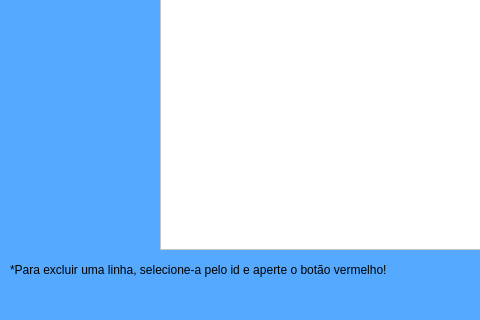
First picture: the form in ui/listagem.ui, repository TiagoTHS/Sistema-Simples-de-Cadastro, before the edit; both pictures show x 0 to 480 and y 281 to 601 of the 741 by 601 pixel window.
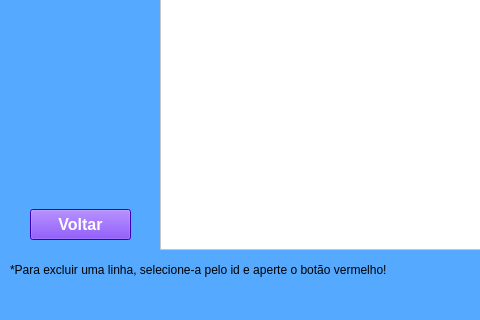
Second picture: the form after the edit.

Patch:
```diff
--- a/ui/listagem.ui
+++ b/ui/listagem.ui
@@ -166,6 +166,30 @@
      <string>*Para excluir uma linha, selecione-a pelo id e aperte o botão vermelho!</string>
     </property>
    </widget>
+   <widget class="QPushButton" name="pushButton_3">
+    <property name="geometry">
+     <rect>
+      <x>30</x>
+      <y>490</y>
+      <width>101</width>
+      <height>31</height>
+     </rect>
+    </property>
+    <property name="font">
+     <font>
+      <pointsize>12</pointsize>
+      <weight>75</weight>
+      <bold>true</bold>
+     </font>
+    </property>
+    <property name="styleSheet">
+     <string notr="true">background-color: rgb(85, 0, 255);
+color: rgb(255, 255, 255);</string>
+    </property>
+    <property name="text">
+     <string>Voltar</string>
+    </property>
+   </widget>
   </widget>
   <widget class="QMenuBar" name="menubar">
    <property name="geometry">
```
